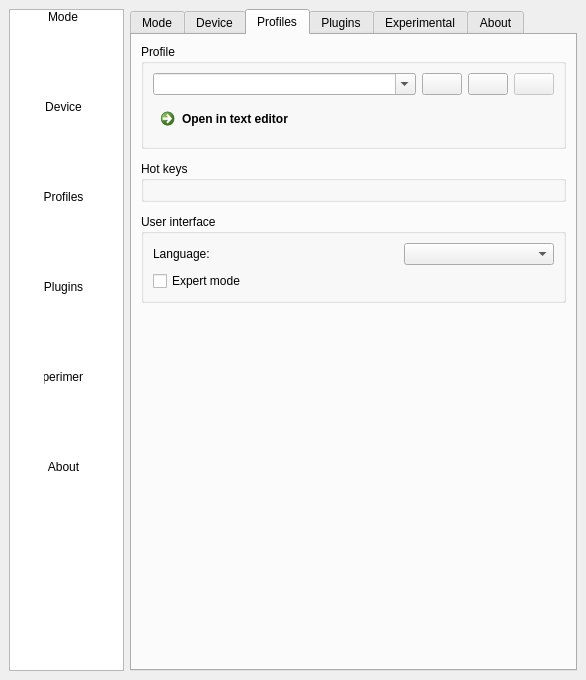
Atarity/Lightpack, file Software/src/SettingsWindow.ui: the form before one commit.
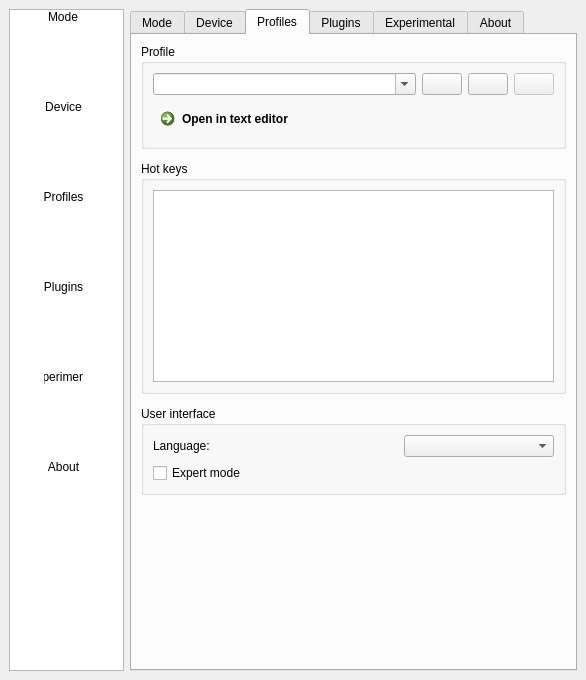
The form after the commit. The open tabs and pages were chosen to show the change. Icons and pictures are not drawn. Custom widgets are drawn as their Qt base class.

Commit message: hotkeys feature has been extended

The edit to the form file:
```diff
--- a/Software/src/SettingsWindow.ui
+++ b/Software/src/SettingsWindow.ui
@@ -1932,7 +1932,39 @@
           <property name="title">
            <string>Hot keys</string>
           </property>
-          <layout class="QVBoxLayout" name="verticalLayout_8"/>
+          <layout class="QVBoxLayout" name="verticalLayout_8">
+           <item>
+            <widget class="QTableWidget" name="tableWidget_Hotkeys">
+             <property name="font">
+              <font>
+               <family>MS Shell Dlg 2</family>
+               <pointsize>8</pointsize>
+              </font>
+             </property>
+             <property name="editTriggers">
+              <set>QAbstractItemView::NoEditTriggers</set>
+             </property>
+             <property name="selectionMode">
+              <enum>QAbstractItemView::SingleSelection</enum>
+             </property>
+             <property name="selectionBehavior">
+              <enum>QAbstractItemView::SelectRows</enum>
+             </property>
+             <attribute name="horizontalHeaderDefaultSectionSize">
+              <number>120</number>
+             </attribute>
+             <attribute name="horizontalHeaderHighlightSections">
+              <bool>false</bool>
+             </attribute>
+             <attribute name="horizontalHeaderShowSortIndicator" stdset="0">
+              <bool>false</bool>
+             </attribute>
+             <attribute name="verticalHeaderVisible">
+              <bool>false</bool>
+             </attribute>
+            </widget>
+           </item>
+          </layout>
          </widget>
         </item>
         <item>
```
Left out of the diff: 2 changed lines with no effect on the pictures. The commit also changes 5 other files.
